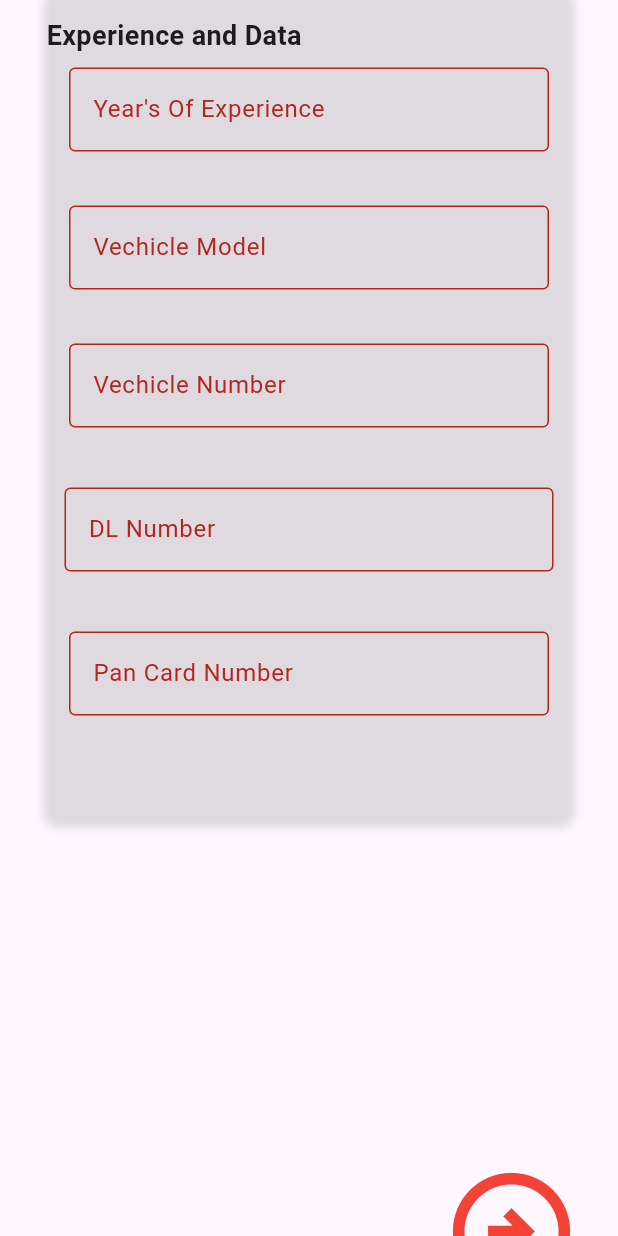
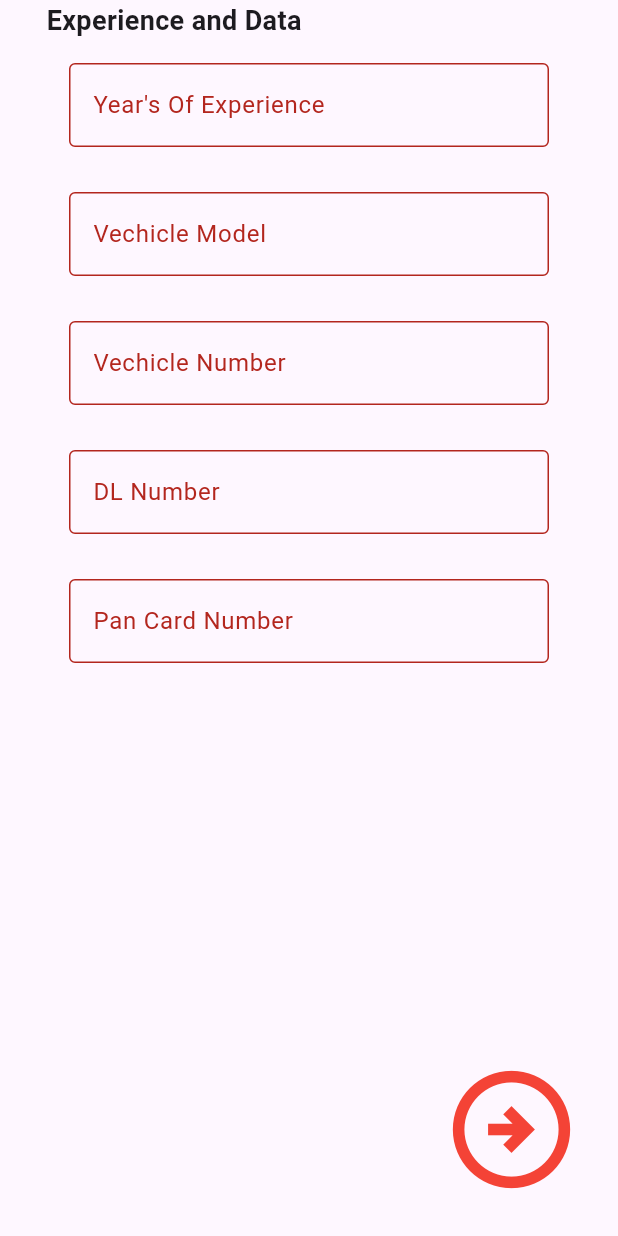
Before and after one commit to Chaitanyakasaragadda/transmaacode, a Flutter app: the ExperienceScreen widget shown alone on an empty page, opened directly, scrolled down 73 dp, on a phone screen of 412 x 824 dp. Run offline on Flutter 3.47's test engine with Material 3 defaults, Android fonts, the phone set to English and light mode, and no system bars; our stand-ins replace cloud_firestore, firebase_auth, firebase_core, firebase_storage, image_picker, pinput; accounts and stored records are empty.

Commit message:
some changes in code

```diff
--- a/lib/drivers/check details.dart
+++ b/lib/drivers/check details.dart
@@ -16,13 +16,11 @@ class _checkdetailsState extends State<checkdetails> {
   @override
   void initState() {
     super.initState();
-    // Fetch data from Firestore when the widget is created
     fetchDataFromFirestore();
   }
 
   Future<void> fetchDataFromFirestore() async {
     try {
-      // Use the document ID passed from the previous page
       DocumentSnapshot documentSnapshot = await FirebaseFirestore.instance
           .collection('userProfile')
           .doc(widget.documentId)
--- a/lib/drivers/driver_login.dart
+++ b/lib/drivers/driver_login.dart
@@ -26,8 +26,6 @@ class _LoginScreenState extends State<LoginScreen> {
     super.initState();
     //checkUserPhoneNumber();
   }
-
-
 
   @override
   Widget build(BuildContext context) {
--- a/lib/drivers/experienceanddata.dart
+++ b/lib/drivers/experienceanddata.dart
@@ -46,20 +46,13 @@ class _ExperienceScreenState extends State<ExperienceScreen> {
                   Expanded(child: buildSegment(height: 9, width: 60)),
                 ],
               ),
-              SizedBox(height: 30),
+              SizedBox(height: 20),
               Container(
                 alignment: Alignment.center,
                 padding: EdgeInsets.symmetric(vertical: 15),
                 width: 350,
                 decoration: BoxDecoration(
                   borderRadius: BorderRadius.circular(10),
-                  boxShadow: [
-                    BoxShadow(
-                      color: Colors.black12,
-                      blurRadius: 4,
-                      spreadRadius: 2,
-                    ),
-                  ],
                 ),
                 child: Center(
                   child: Column(
@@ -69,9 +62,9 @@ class _ExperienceScreenState extends State<ExperienceScreen> {
                         alignment: Alignment.topLeft,
                         child: Text('Experience and Data',style: TextStyle(fontSize: 18,fontWeight: FontWeight.bold),),
                       ),
-
+                      SizedBox(height: 10,),
                       Padding(
-                        padding: EdgeInsets.symmetric(vertical: 8, horizontal: 15),
+                        padding: EdgeInsets.symmetric(vertical: 5, horizontal: 15),
                         child: TextField(
                           controller: _experienceController,
                           decoration: InputDecoration(
@@ -82,7 +75,7 @@ class _ExperienceScreenState extends State<ExperienceScreen> {
                         ),
                       ),
                       Padding(
-                        padding: EdgeInsets.symmetric(vertical: 8, horizontal: 15),
+                        padding: EdgeInsets.symmetric(vertical: 5, horizontal: 15),
                         child: TextField(
                           controller: _vehicleModelController,
                           decoration: InputDecoration(
@@ -93,7 +86,7 @@ class _ExperienceScreenState extends State<ExperienceScreen> {
                         ),
                       ),
                       Padding(
-                        padding: EdgeInsets.symmetric(vertical: 8, horizontal: 15),
+                        padding: EdgeInsets.symmetric(vertical: 5, horizontal: 15),
                         child: TextField(
                           controller: _vehicleNumberController,
                           decoration: InputDecoration(
@@ -104,10 +97,9 @@ class _ExperienceScreenState extends State<ExperienceScreen> {
                         ),
                       ),
                       Padding(
-                        padding: const EdgeInsets.all(12),
+                        padding: EdgeInsets.symmetric(vertical: 5, horizontal: 15),
                         child: TextField(
                           controller: _dlNumberController,
-                          obscureText: passToggle ? true : false,
                           decoration: InputDecoration(
                             border: OutlineInputBorder(),
                             label: Text("DL Number"),
@@ -116,7 +108,7 @@ class _ExperienceScreenState extends State<ExperienceScreen> {
                         ),
                       ),
                       Padding(
-                        padding: EdgeInsets.symmetric(vertical: 8, horizontal: 15),
+                        padding: EdgeInsets.symmetric(vertical: 5, horizontal: 15),
                         child: TextField(
                           controller: _panCardNumberController,
                           decoration: InputDecoration(
@@ -126,9 +118,6 @@ class _ExperienceScreenState extends State<ExperienceScreen> {
                           ),
                         ),
                       ),
-                      SizedBox(height: 15),
-                      SizedBox(height: 15),
-
                     ],
                   ),
                 ),
--- a/lib/main.dart
+++ b/lib/main.dart
@@ -1,6 +1,7 @@
 import 'package:firebase_core/firebase_core.dart';
 import 'package:flutter/material.dart';
 import 'package:flutter/services.dart';
+import 'package:transmaacode/drivers/personalinformation.dart';
 
 import 'drivers/driver_login.dart';
 import 'firebase_options.dart';
@@ -22,7 +23,7 @@ class MyApp extends StatelessWidget {
   Widget build(BuildContext context) {
     return MaterialApp(
       debugShowCheckedModeBanner: false,
-      home: LoginScreen(),
+      home: PersonalScreen(),
     );
   }
 }
```
Also changed, not shown: lib/drivers/personalinformation.dart (+27 -15 lines).
